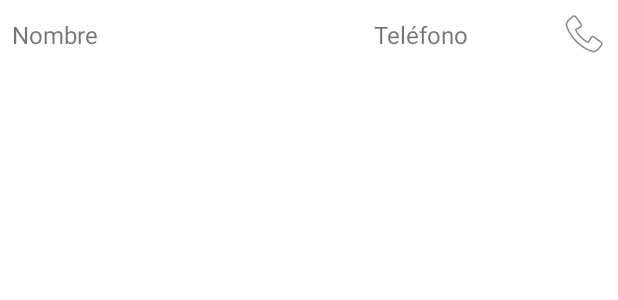
After one commit to Rigebs/gestion-deudores, an Android app: the layout item_cliente.xml on its own in the app's theme, with its tools: preview values and no code run, on a phone screen of 412 x 824 dp. The commit adds this screen. Shown: the top 300 px of the screen. Run offline under Robolectric (Android 15) with nearby library versions, the phone set to English and light mode, and no system bars.

Commit message:
add: lista de clientes y cards en el Main

```diff
--- /dev/null
+++ b/app/src/main/res/layout/item_cliente.xml
@@ -0,0 +1,37 @@
+<?xml version="1.0" encoding="utf-8"?>
+<LinearLayout xmlns:android="http://schemas.android.com/apk/res/android"
+    android:layout_width="match_parent"
+    android:layout_height="wrap_content"
+    android:orientation="horizontal"
+    android:gravity="center"
+    android:padding="8dp">
+
+    <TextView
+        android:id="@+id/tvNombre"
+        android:layout_width="0dp"
+        android:layout_height="wrap_content"
+        android:layout_weight="4"
+        android:textSize="16sp"
+        android:inputType="textMultiLine"
+        android:text="Nombre" />
+
+    <TextView
+        android:id="@+id/tvTelefono"
+        android:layout_width="0dp"
+        android:layout_height="wrap_content"
+        android:layout_weight="2"
+        android:layout_marginStart="8dp"
+        android:textSize="16sp"
+        android:text="Teléfono" />
+
+    <ImageButton
+        android:id="@+id/btnLlamar"
+        android:layout_width="30dp"
+        android:layout_height="30dp"
+        android:layout_marginStart="8dp"
+        android:src="@android:drawable/ic_menu_call"
+        android:contentDescription="Llamar"
+        android:rotation="-90"
+        android:background="?attr/selectableItemBackgroundBorderless"
+        />
+</LinearLayout>
```
Also changed, not shown: app/src/main/java/com/rige/gestiondeudores/MainActivity.kt (+26 -0 lines), app/src/main/java/com/rige/gestiondeudores/ui/cliente/ClienteList.kt (added, +53 -0 lines), app/src/main/res/layout/activity_cliente_list.xml (added, +16 -0 lines), app/src/main/res/layout/activity_main.xml (+24 -0 lines).
